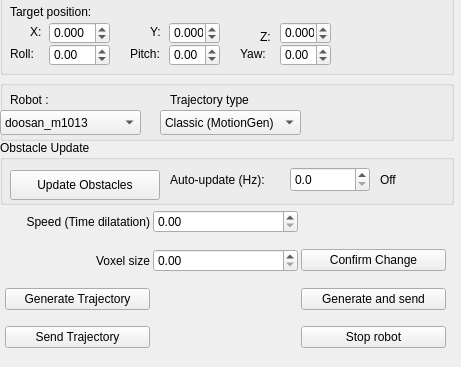
Qt form resource/curobo_rviz_panel.ui (Lab-CORO/curobo_rviz) before a commit.
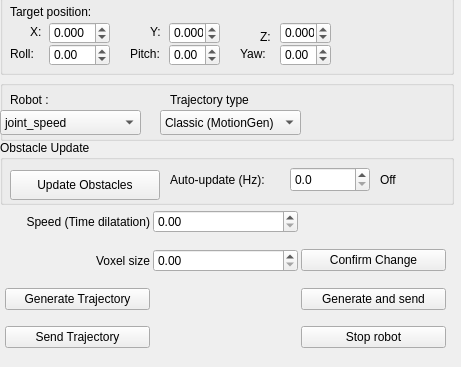
The same form after that commit.

Commit message: conform to new robot strategie msg

Diff of the .ui file:
```diff
--- a/resource/curobo_rviz_panel.ui
+++ b/resource/curobo_rviz_panel.ui
@@ -285,7 +285,7 @@
     </property>
     <item>
      <property name="text">
-      <string>doosan_m1013</string>
+      <string>joint_speed</string>
      </property>
     </item>
     <item>
```
Left out of the diff: 5 changed lines with no effect on the pictures. The commit also changes 2 other files.
